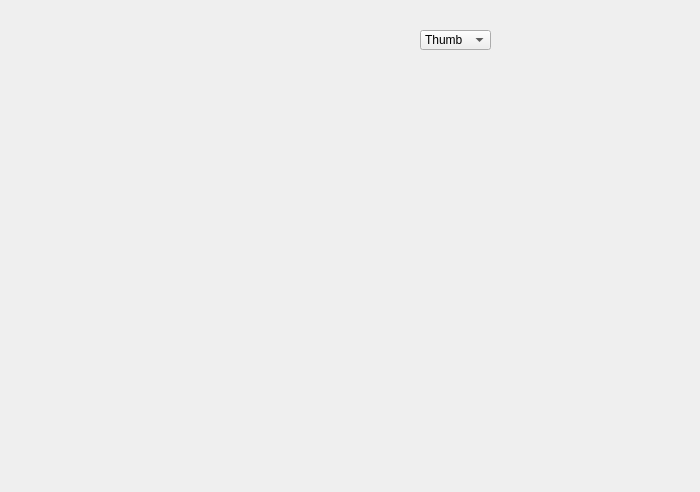
DubelSoftwareSolutions/SensorHand_DataVisualisation, file Projekt/SensorGloveQt/chartwindow.ui: the form before one commit.
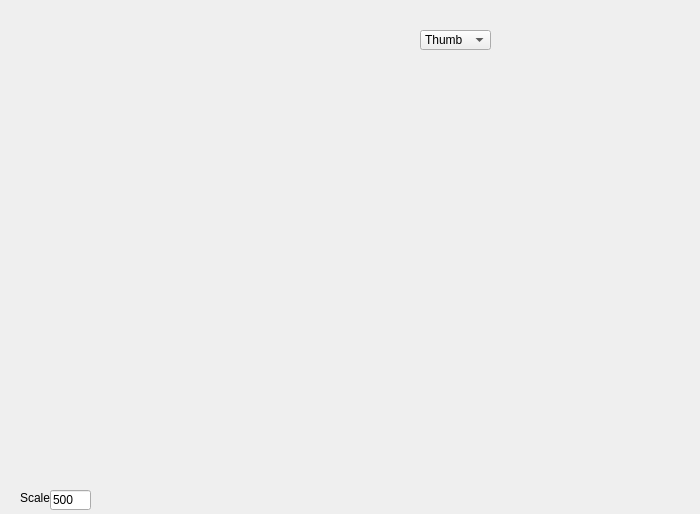
The form after the commit.

Commit message: +Chart::setRange(f,f), getRange

The edit to the form file:
```diff
--- a/Projekt/SensorGloveQt/chartwindow.ui
+++ b/Projekt/SensorGloveQt/chartwindow.ui
@@ -7,7 +7,7 @@
     <x>0</x>
     <y>0</y>
     <width>700</width>
-    <height>492</height>
+    <height>514</height>
    </rect>
   </property>
   <property name="windowTitle">
@@ -59,6 +59,32 @@
     </property>
    </item>
   </widget>
+  <widget class="QLabel" name="chartScaleLabel">
+   <property name="geometry">
+    <rect>
+     <x>20</x>
+     <y>490</y>
+     <width>41</width>
+     <height>16</height>
+    </rect>
+   </property>
+   <property name="text">
+    <string>Scale:</string>
+   </property>
+  </widget>
+  <widget class="QLineEdit" name="chartScaleLine">
+   <property name="geometry">
+    <rect>
+     <x>50</x>
+     <y>490</y>
+     <width>41</width>
+     <height>20</height>
+    </rect>
+   </property>
+   <property name="text">
+    <string>500</string>
+   </property>
+  </widget>
  </widget>
  <resources/>
  <connections/>
```
The commit also changes 6 other files.
